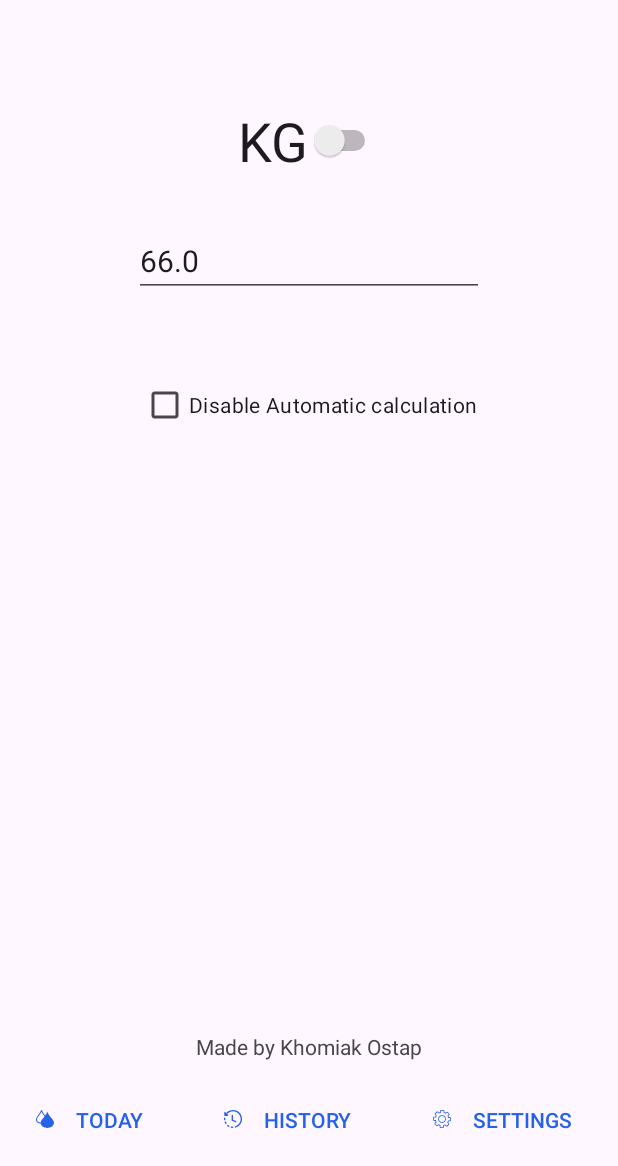
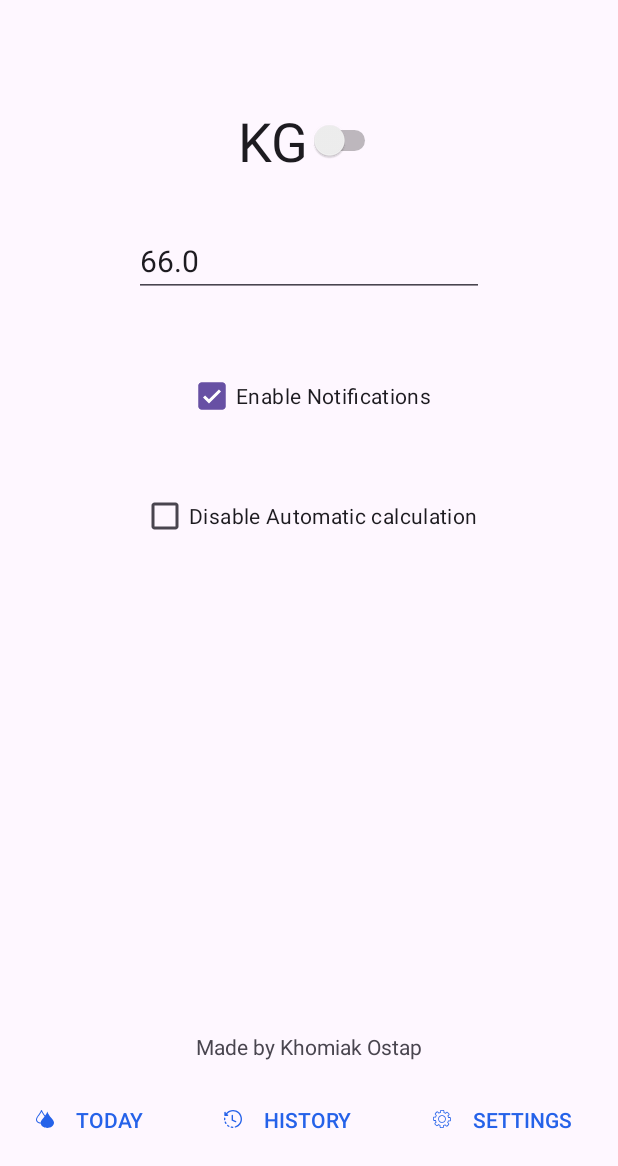
Before and after one commit to ostap-khomiak/Hydrate, an Android app: the fragment SettingsFragment placed in its activity, on a phone screen of 412 x 824 dp, the part 70-1236 px from its top. Run offline under Robolectric (Android 15) with nearby library versions, the phone set to English and light mode, and no system bars; Roboto replaces fonts that are not available here; 1 statement that could not run was skipped.

Commit message:
Add notifications

```diff
--- a/app/build.gradle.kts
+++ b/app/build.gradle.kts
@@ -44,6 +44,7 @@ dependencies {
     implementation(libs.androidx.constraintlayout)
     implementation("androidx.fragment:fragment-ktx:1.6.2")
     implementation("com.google.code.gson:gson:2.10.1")
+    implementation("androidx.work:work-runtime-ktx:2.9.0")
     testImplementation(libs.junit)
     androidTestImplementation(libs.androidx.junit)
     androidTestImplementation(libs.androidx.espresso.core)
--- a/app/src/main/AndroidManifest.xml
+++ b/app/src/main/AndroidManifest.xml
@@ -2,6 +2,7 @@
 <manifest xmlns:android="http://schemas.android.com/apk/res/android"
     xmlns:tools="http://schemas.android.com/tools">
 
+    <uses-permission android:name="android.permission.POST_NOTIFICATIONS" />
     <application
         android:allowBackup="true"
         android:dataExtractionRules="@xml/data_extraction_rules"
--- a/app/src/main/java/com/ostapkhomiak/hydrate/HistoryFragment.kt
+++ b/app/src/main/java/com/ostapkhomiak/hydrate/HistoryFragment.kt
@@ -22,7 +22,7 @@ class HistoryFragment : Fragment() {
 
         historyManager = HistoryManager(requireContext())
         val historyList = historyManager.loadHistory()
-        historyList.reverse() // newest on intake on top
+        historyList.reverse() // newest intake on top
 
         historyAdapter = HistoryAdapter(historyList)
         recyclerView.adapter = historyAdapter
--- a/app/src/main/java/com/ostapkhomiak/hydrate/MainActivity.kt
+++ b/app/src/main/java/com/ostapkhomiak/hydrate/MainActivity.kt
@@ -1,5 +1,7 @@
 package com.ostapkhomiak.hydrate
 
+import android.content.pm.PackageManager
+import android.os.Build
 import android.os.Bundle
 import android.widget.Button
 import androidx.activity.enableEdgeToEdge
@@ -8,6 +10,12 @@ import androidx.activity.viewModels
 import androidx.core.view.ViewCompat
 import androidx.core.view.WindowInsetsCompat
 import androidx.fragment.app.Fragment
+import androidx.work.PeriodicWorkRequestBuilder
+import androidx.work.WorkManager
+import java.text.SimpleDateFormat
+import java.util.Date
+import java.util.Locale
+import java.util.concurrent.TimeUnit
 
 
 class MainActivity : AppCompatActivity() {
@@ -19,9 +27,6 @@ class MainActivity : AppCompatActivity() {
     lateinit var settingsBtn : Button
 
 
-
-    // TODO: add viewmodel to share data between fragments and MAINACTIVITY.
-
     override fun onCreate(savedInstanceState: Bundle?) {
         super.onCreate(savedInstanceState)
         enableEdgeToEdge()
@@ -31,6 +36,25 @@ class MainActivity : AppCompatActivity() {
             v.setPadding(systemBars.left, systemBars.top, systemBars.right, systemBars.bottom)
             insets
         }
+
+        if (Build.VERSION.SDK_INT >= Build.VERSION_CODES.TIRAMISU) {
+            if (checkSelfPermission(android.Manifest.permission.POST_NOTIFICATIONS) != PackageManager.PERMISSION_GRANTED) {
+                requestPermissions(arrayOf(android.Manifest.permission.POST_NOTIFICATIONS), 1002)
+            }
+        }
+
+
+        checkAndResetDailyProgress()
+        scheduleReminder()
+
+        // load notifications preferences
+        val prefs = getSharedPreferences("daily_prefs", MODE_PRIVATE)
+        val notifEnabled = prefs.getBoolean("notifications_enabled", true)
+        shareViewModel.setIsNotificationEnabled(notifEnabled)
+        if (notifEnabled) {
+            scheduleReminder()
+        }
+
 
         todayBtn = findViewById(R.id.todayBtn)
         historyBtn = findViewById(R.id.historyBtn)
@@ -45,10 +69,6 @@ class MainActivity : AppCompatActivity() {
         settingsBtn.setOnClickListener { changeFragment(settingsFragment) }
 
 
-
-
-
-
     }
 
     fun changeFragment(fragment: Fragment){
@@ -56,4 +76,46 @@ class MainActivity : AppCompatActivity() {
         ft.replace(R.id.fragmentContainerView, fragment)
         ft.commit()
     }
+
+    fun scheduleReminder() {
+        val workRequest = PeriodicWorkRequestBuilder<WaterReminderWorker>(
+            3, TimeUnit.HOURS
+        ).build()
+
+        WorkManager.getInstance(this).enqueueUniquePeriodicWork(
+            "WaterReminder",
+            androidx.work.ExistingPeriodicWorkPolicy.KEEP,
+            workRequest
+        )
+    }
+
+    fun checkAndResetDailyProgress() {
+        val prefs = getSharedPreferences("daily_prefs", MODE_PRIVATE)
+        val lastOpenedDate = prefs.getString("last_date", null)
+
+        val sdf = SimpleDateFormat("dd/MM/yyyy", Locale.getDefault())
+        val todayDate = sdf.format(Date())
+
+        if (lastOpenedDate != todayDate) {
+            // reset progress everyday
+            val editor = prefs.edit()
+            editor.putString("last_date", todayDate)
+            editor.apply()
+
+
+            shareViewModel.resetConsumedWater()
+
+            // Clear history
+            val historyManager = HistoryManager(this)
+            historyManager.saveHistory(emptyList())
+        }
+    }
+
+    fun handleNotificationToggle(enabled: Boolean) {
+        if (enabled) {
+            scheduleReminder()
+        } else {
+            WorkManager.getInstance(this).cancelUniqueWork("WaterReminder")
+        }
+    }
 }
--- a/app/src/main/java/com/ostapkhomiak/hydrate/SettingsFragment.kt
+++ b/app/src/main/java/com/ostapkhomiak/hydrate/SettingsFragment.kt
@@ -1,5 +1,6 @@
 package com.ostapkhomiak.hydrate
 
+import android.content.Context
 import android.os.Bundle
 import android.view.LayoutInflater
 import android.view.View
@@ -26,6 +27,7 @@ class SettingsFragment : Fragment() {
         requireActivity().setTheme(R.style.Theme_Hydrate)
         val view = inflater.inflate(R.layout.fragment_settings, container, false)
 
+        // ids
         val weightEditText = view.findViewById<EditText>(R.id.editWeightTextNumber)
         weightEditText.setText(shareViewModel.getWeight().toString())
 
@@ -34,6 +36,10 @@ class SettingsFragment : Fragment() {
 
         val kglbswitch = view.findViewById<Switch>(R.id.kglbswitch)
         kglbswitch.setText("KG")
+
+        val notificationsCheckBox = view.findViewById<CheckBox>(R.id.notificationsCheckBox)
+        notificationsCheckBox.isChecked = shareViewModel.getIsNotificationEnabled() ?: true
+
 
 
         // Observe ViewModel
@@ -55,15 +61,18 @@ class SettingsFragment : Fragment() {
             }
         }
 
-
         shareViewModel.isWeightInLB.observe(viewLifecycleOwner) { weightInLB ->
             if (weightInLB) {
                 kglbswitch.setText("LB")
             } else {
                 kglbswitch.setText("KG")
             }
+        }
 
+        shareViewModel.isNotificationEnabled.observe(viewLifecycleOwner) {
+            notificationsCheckBox.isChecked = it
         }
+
 
 
         // Update ViewModel
@@ -90,6 +99,16 @@ class SettingsFragment : Fragment() {
             shareViewModel.updateCalculatedAmount()
         }
 
+        notificationsCheckBox.setOnClickListener {
+            shareViewModel.setIsNotificationEnabled(notificationsCheckBox.isChecked)
+            // Save preference
+            val prefs = requireContext().getSharedPreferences("daily_prefs", Context.MODE_PRIVATE)
+            prefs.edit().putBoolean("notifications_enabled", notificationsCheckBox.isChecked).apply()
+
+            // Trigger scheduling/canceling
+            (activity as MainActivity).handleNotificationToggle(notificationsCheckBox.isChecked)
+        }
+
         return view
 
     }
--- a/app/src/main/java/com/ostapkhomiak/hydrate/ShareViewModel.kt
+++ b/app/src/main/java/com/ostapkhomiak/hydrate/ShareViewModel.kt
@@ -28,6 +28,9 @@ class ShareViewModel(application: Application) : AndroidViewModel(application) {
     }
     val consumedWater = MutableLiveData<Int>().apply {
         value = sharedPreferences.getInt("consumedWater", 0)
+    }
+    val isNotificationEnabled = MutableLiveData<Boolean>().apply {
+        value = sharedPreferences.getBoolean("isNotificationEnabled", true)
     }
 
 
@@ -94,4 +97,18 @@ class ShareViewModel(application: Application) : AndroidViewModel(application) {
         return consumedWater.value
     }
 
+    fun resetConsumedWater(){
+        consumedWater.value = 0
+        sharedPreferences.edit().putInt("consumedWater", 0).apply()
+    }
+
+    fun setIsNotificationEnabled(enabled: Boolean) {
+        isNotificationEnabled.value = enabled
+        sharedPreferences.edit().putBoolean("isNotificationEnabled", enabled).apply()
+    }
+
+    fun getIsNotificationEnabled(): Boolean? {
+        return isNotificationEnabled.value
+    }
+
 }
--- a/app/src/main/res/layout/fragment_settings.xml
+++ b/app/src/main/res/layout/fragment_settings.xml
@@ -39,12 +39,12 @@
             android:id="@+id/disableCalcCheckBox"
             android:layout_width="wrap_content"
             android:layout_height="wrap_content"
-            android:layout_marginTop="48dp"
+            android:layout_marginTop="32dp"
             android:text="Disable Automatic calculation"
             android:textColorLink="@color/blue"
             app:layout_constraintEnd_toEndOf="parent"
             app:layout_constraintStart_toStartOf="parent"
-            app:layout_constraintTop_toBottomOf="@+id/editWeightTextNumber" />
+            app:layout_constraintTop_toBottomOf="@+id/notificationsCheckBox" />
 
         <EditText
             android:id="@+id/manualWaterTextNumber"
@@ -69,5 +69,15 @@
             app:layout_constraintBottom_toBottomOf="parent"
             app:layout_constraintEnd_toEndOf="parent"
             app:layout_constraintStart_toStartOf="parent" />
+
+        <CheckBox
+            android:id="@+id/notificationsCheckBox"
+            android:layout_width="wrap_content"
+            android:layout_height="wrap_content"
+            android:layout_marginTop="42dp"
+            android:text="Enable Notifications"
+            app:layout_constraintEnd_toEndOf="parent"
+            app:layout_constraintStart_toStartOf="parent"
+            app:layout_constraintTop_toBottomOf="@+id/editWeightTextNumber" />
     </androidx.constraintlayout.widget.ConstraintLayout>
 </FrameLayout>
```
Also changed, not shown: app/src/main/java/com/ostapkhomiak/hydrate/MainFragment.kt (+8 -3 lines), app/src/main/java/com/ostapkhomiak/hydrate/WaterReminderWorker.kt (added, +43 -0 lines).
